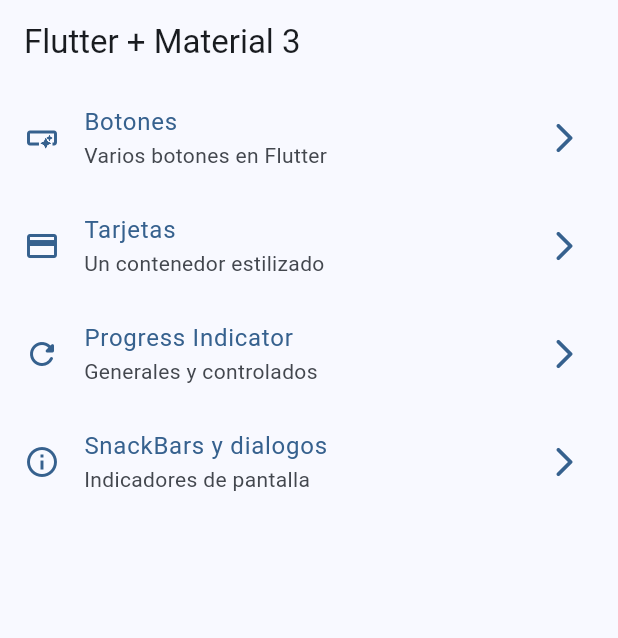
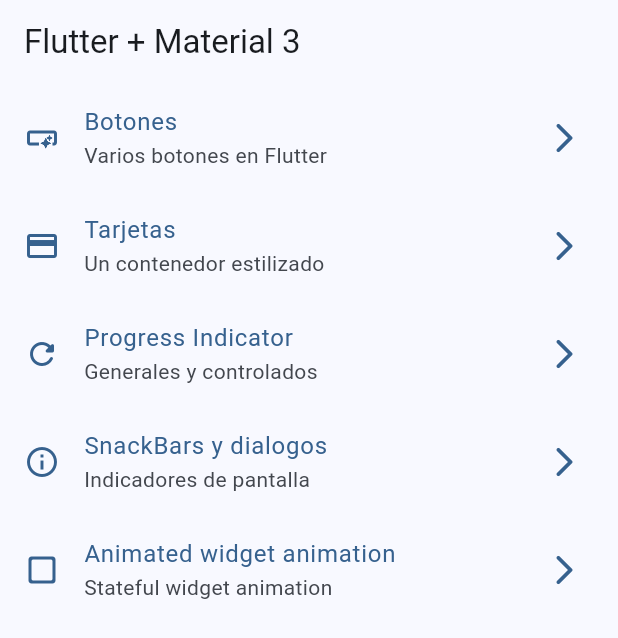
Before and after one commit to Jose1997ureta/flutter_widgets, a Flutter app: the screen it shows after launch, on a phone screen of 412 x 824 dp. Shown: the top 638 px of the screen. Run offline on Flutter 3.47's test engine with Material 3 defaults, Android fonts, the phone set to English and light mode, and no system bars; our stand-ins replace go_router.

Commit message:
Animated Screen finish

```diff
--- a/lib/config/menu/menu_item.dart
+++ b/lib/config/menu/menu_item.dart
@@ -34,4 +34,9 @@ const appMenuItem = <MenuItem>[
       title: 'SnackBars y dialogos',
       subTitle: 'Indicadores de pantalla',
       link: '/snackbar'),
+  MenuItem(
+      icon: Icons.check_box_outline_blank_rounded,
+      title: 'Animated widget animation',
+      subTitle: 'Stateful widget animation',
+      link: '/animated'),
 ];
--- a/lib/config/router/app_router.dart
+++ b/lib/config/router/app_router.dart
@@ -9,4 +9,6 @@ final appRouter = GoRouter(initialLocation: '/', routes: [
       path: "/progress", builder: (context, state) => const ProgressScreen()),
   GoRoute(
       path: "/snackbar", builder: (context, state) => const SnackBarScreen()),
+  GoRoute(
+      path: "/animated", builder: (context, state) => const AnimatedScreen()),
 ]);
```
Also changed, not shown: lib/presentation/screens/animated/animated.screen.dart (+55 -2 lines).
